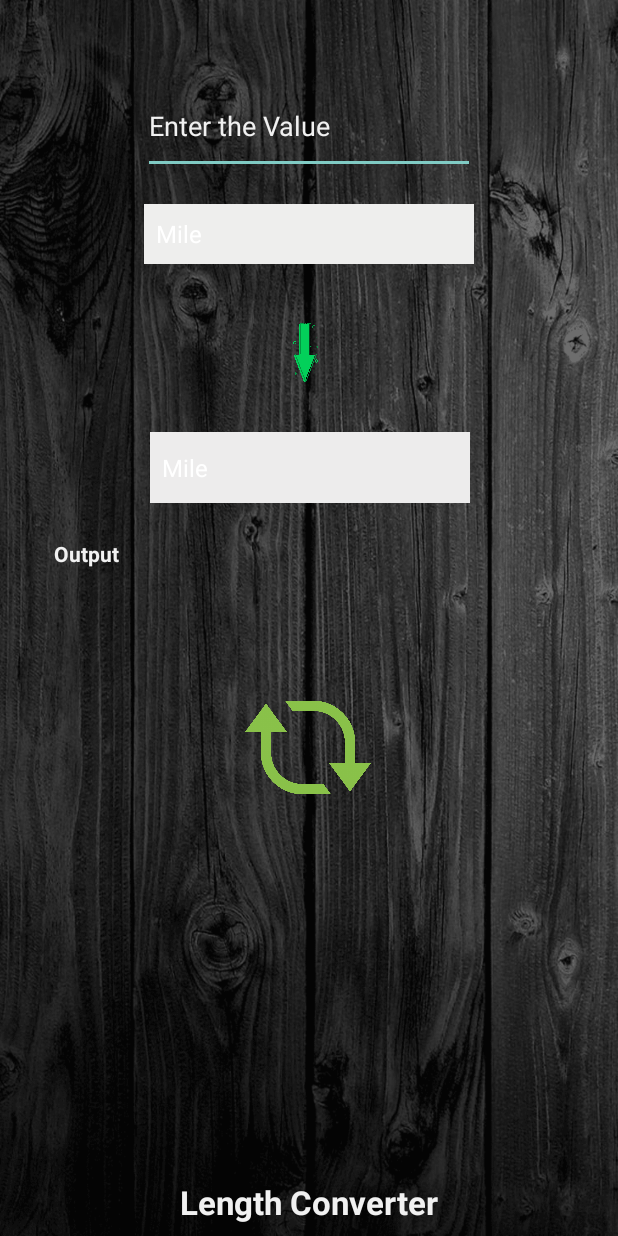
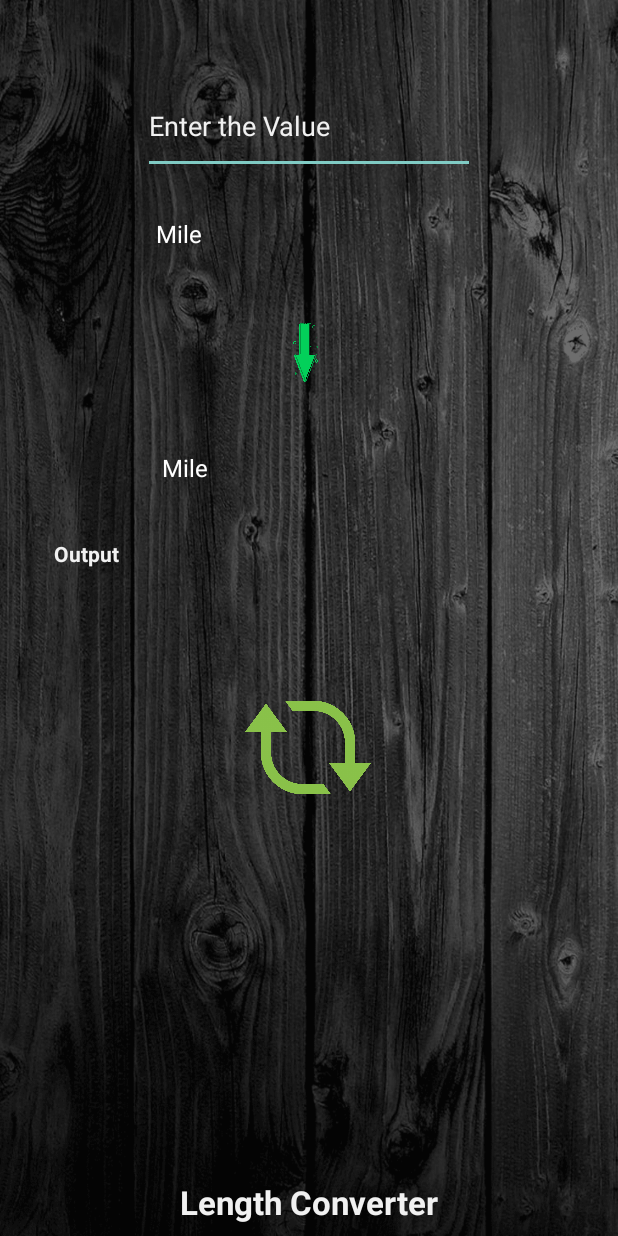
Before and after one commit to aryan68125/casio, an Android app: the Activity6 screen opened directly, with no data from a screen before it, on a phone screen of 412 x 824 dp. Run offline under Robolectric (Android 15) with nearby library versions, the phone set to English and light mode, and no system bars.

Commit message:
this is Casio version12.0

```diff
--- a/app/src/main/java/com/aditya/casio/Activity10.java
+++ b/app/src/main/java/com/aditya/casio/Activity10.java
@@ -37,11 +37,11 @@ public class Activity10 extends AppCompatActivity {
 
         //setting up spinner item array that will be displayed inside the spinner
         String[] from = {"Newton", "Kilo newton", "Gram-force", "Kilogram-force", "Ton-force", "Giga newton", "Mega newton"};
-        ArrayAdapter ad = new ArrayAdapter<String>(this, R.layout.support_simple_spinner_dropdown_item, from);
+        ArrayAdapter ad = new ArrayAdapter<String>(this, R.layout.row, from);
         spinner.setAdapter(ad); //input spinner
 
         String[] to = {"Newton", "Kilo newton", "Gram-force", "Kilogram-force", "Ton-force", "Giga newton", "Mega newton"};
-        ArrayAdapter ad1 = new ArrayAdapter<String>(this, R.layout.support_simple_spinner_dropdown_item, to);
+        ArrayAdapter ad1 = new ArrayAdapter<String>(this, R.layout.row, to);
         spinner2.setAdapter(ad1); //output spinner
 
         //setting up onclickListener on button
--- a/app/src/main/res/layout-land/activity_10.xml
+++ b/app/src/main/res/layout-land/activity_10.xml
@@ -38,7 +38,7 @@
         android:layout_height="65dp"
         android:layout_marginEnd="40dp"
         android:layout_marginRight="40dp"
-        android:background="#FFFFFF"
+        android:background="@android:color/transparent"
         app:layout_constraintEnd_toEndOf="parent"
         app:layout_constraintTop_toBottomOf="@+id/output18" />
 
@@ -48,7 +48,7 @@
         android:layout_height="62dp"
         android:layout_marginStart="30dp"
         android:layout_marginLeft="30dp"
-        android:background="#FFFFFF"
+        android:background="@android:color/transparent"
         app:layout_constraintStart_toStartOf="parent"
         app:layout_constraintTop_toBottomOf="@+id/Input8" />
 
--- a/app/src/main/res/layout-land/activity_6.xml
+++ b/app/src/main/res/layout-land/activity_6.xml
@@ -56,7 +56,7 @@
         android:layout_marginTop="28dp"
         android:layout_marginEnd="44dp"
         android:layout_marginRight="44dp"
-        android:background="#EEEEED"
+        android:background="@android:color/transparent"
         app:layout_constraintEnd_toEndOf="parent"
         app:layout_constraintTop_toTopOf="parent" />
 
@@ -67,7 +67,7 @@
         android:layout_marginTop="24dp"
         android:layout_marginEnd="44dp"
         android:layout_marginRight="44dp"
-        android:background="#EDECEC"
+        android:background="@android:color/transparent"
         app:layout_constraintEnd_toEndOf="parent"
         app:layout_constraintTop_toBottomOf="@+id/button20" />
 
--- a/app/src/main/res/layout-land/activity_7.xml
+++ b/app/src/main/res/layout-land/activity_7.xml
@@ -37,7 +37,7 @@
         android:layout_height="65dp"
         android:layout_marginStart="100dp"
         android:layout_marginLeft="100dp"
-        android:background="#FFFFFF"
+        android:background="@android:color/transparent"
         app:layout_constraintStart_toEndOf="@+id/editText223"
         app:layout_constraintTop_toBottomOf="@+id/textView9" />
 
@@ -47,7 +47,7 @@
         android:layout_height="68dp"
         android:layout_marginStart="48dp"
         android:layout_marginLeft="48dp"
-        android:background="#FFFFFF"
+        android:background="@android:color/transparent"
         app:layout_constraintStart_toStartOf="parent"
         app:layout_constraintTop_toBottomOf="@+id/editText223" />
 
--- a/app/src/main/res/layout-land/activity_8.xml
+++ b/app/src/main/res/layout-land/activity_8.xml
@@ -38,7 +38,7 @@
         android:layout_height="65dp"
         android:layout_marginStart="64dp"
         android:layout_marginLeft="64dp"
-        android:background="#FFFFFF"
+        android:background="@android:color/transparent"
         app:layout_constraintStart_toEndOf="@+id/Input1"
         app:layout_constraintTop_toBottomOf="@+id/output" />
 
@@ -48,7 +48,7 @@
         android:layout_height="68dp"
         android:layout_marginStart="48dp"
         android:layout_marginLeft="48dp"
-        android:background="#FFFFFF"
+        android:background="@android:color/transparent"
         app:layout_constraintStart_toStartOf="parent"
         app:layout_constraintTop_toBottomOf="@+id/Input1" />
 
--- a/app/src/main/res/layout-land/activity_9.xml
+++ b/app/src/main/res/layout-land/activity_9.xml
@@ -38,7 +38,7 @@
         android:layout_height="65dp"
         android:layout_marginStart="88dp"
         android:layout_marginLeft="88dp"
-        android:background="#FFFFFF"
+        android:background="@android:color/transparent"
         app:layout_constraintStart_toEndOf="@+id/inputspinner12"
         app:layout_constraintTop_toBottomOf="@+id/Output11" />
 
@@ -48,7 +48,7 @@
         android:layout_height="68dp"
         android:layout_marginStart="48dp"
         android:layout_marginLeft="48dp"
-        android:background="#FFFFFF"
+        android:background="@android:color/transparent"
         app:layout_constraintStart_toStartOf="parent"
         app:layout_constraintTop_toBottomOf="@+id/Input11" />
 
--- a/app/src/main/res/layout/activity_10.xml
+++ b/app/src/main/res/layout/activity_10.xml
@@ -34,7 +34,7 @@
         android:id="@+id/outputspinner4"
         android:layout_width="247dp"
         android:layout_height="72dp"
-        android:background="#FFFFFF"
+        android:background="@android:color/transparent"
         app:layout_constraintEnd_toEndOf="parent"
         app:layout_constraintStart_toStartOf="parent"
         app:layout_constraintTop_toBottomOf="@+id/output18" />
@@ -43,7 +43,7 @@
         android:id="@+id/inputspinner3"
         android:layout_width="247dp"
         android:layout_height="62dp"
-        android:background="#FFFFFF"
+        android:background="@android:color/transparent"
         app:layout_constraintEnd_toEndOf="parent"
         app:layout_constraintStart_toStartOf="parent"
         app:layout_constraintTop_toBottomOf="@+id/Input8" />
--- a/app/src/main/res/layout/activity_6.xml
+++ b/app/src/main/res/layout/activity_6.xml
@@ -33,7 +33,7 @@
         android:layout_marginTop="20dp"
         android:layout_marginEnd="8dp"
         android:layout_marginRight="8dp"
-        android:background="#EEEEED"
+        android:background="@android:color/transparent"
         app:layout_constraintEnd_toEndOf="parent"
         app:layout_constraintStart_toStartOf="parent"
         app:layout_constraintTop_toBottomOf="@+id/editText18" />
@@ -76,7 +76,7 @@
         android:layout_marginStart="100dp"
         android:layout_marginLeft="100dp"
         android:layout_marginTop="112dp"
-        android:background="#EDECEC"
+        android:background="@android:color/transparent"
         app:layout_constraintStart_toStartOf="parent"
         app:layout_constraintTop_toBottomOf="@+id/spinner" />
 
--- a/app/src/main/res/layout/activity_7.xml
+++ b/app/src/main/res/layout/activity_7.xml
@@ -34,7 +34,7 @@
         android:id="@+id/spinner6"
         android:layout_width="245dp"
         android:layout_height="53dp"
-        android:background="#FFFFFF"
+        android:background="@android:color/transparent"
         app:layout_constraintEnd_toEndOf="parent"
         app:layout_constraintStart_toStartOf="parent"
         app:layout_constraintTop_toBottomOf="@+id/textView9" />
@@ -43,7 +43,7 @@
         android:id="@+id/spinner5"
         android:layout_width="244dp"
         android:layout_height="59dp"
-        android:background="#FFFFFF"
+        android:background="@android:color/transparent"
         app:layout_constraintEnd_toEndOf="parent"
         app:layout_constraintStart_toStartOf="parent"
         app:layout_constraintTop_toBottomOf="@+id/editText223" />
--- a/app/src/main/res/layout/activity_8.xml
+++ b/app/src/main/res/layout/activity_8.xml
@@ -35,7 +35,7 @@
         android:id="@+id/spinner8"
         android:layout_width="236dp"
         android:layout_height="51dp"
-        android:background="#FFFFFF"
+        android:background="@android:color/transparent"
         app:layout_constraintEnd_toEndOf="parent"
         app:layout_constraintStart_toStartOf="parent"
         app:layout_constraintTop_toBottomOf="@+id/output" />
@@ -44,7 +44,7 @@
         android:id="@+id/spinner7"
         android:layout_width="244dp"
         android:layout_height="59dp"
-        android:background="#FFFFFF"
+        android:background="@android:color/transparent"
         app:layout_constraintEnd_toEndOf="parent"
         app:layout_constraintStart_toStartOf="parent"
         app:layout_constraintTop_toBottomOf="@+id/Input1" />
--- a/app/src/main/res/layout/activity_9.xml
+++ b/app/src/main/res/layout/activity_9.xml
@@ -24,7 +24,7 @@
         android:layout_marginTop="92dp"
         android:hint="@string/Activity6_EditText"
         android:inputType="number|numberDecimal"
-        android:textColor="#FFFFFF"
+        android:textColor="#FCFCFC"
         android:textColorHint="#FFFFFF"
         app:layout_constraintEnd_toEndOf="parent"
         app:layout_constraintHorizontal_bias="0.52"
@@ -35,7 +35,7 @@
         android:id="@+id/outputspinner11"
         android:layout_width="245dp"
         android:layout_height="53dp"
-        android:background="#FFFFFF"
+        android:background="@android:color/transparent"
         app:layout_constraintEnd_toEndOf="parent"
         app:layout_constraintHorizontal_bias="0.53"
         app:layout_constraintStart_toStartOf="parent"
@@ -45,7 +45,7 @@
         android:id="@+id/inputspinner12"
         android:layout_width="236dp"
         android:layout_height="60dp"
-        android:background="#FFFFFF"
+        android:background="@android:color/transparent"
         app:layout_constraintEnd_toEndOf="parent"
         app:layout_constraintHorizontal_bias="0.508"
         app:layout_constraintStart_toStartOf="parent"
```
Also changed, not shown: app/src/main/java/com/aditya/casio/Activity11.java (+8 -9 lines).
